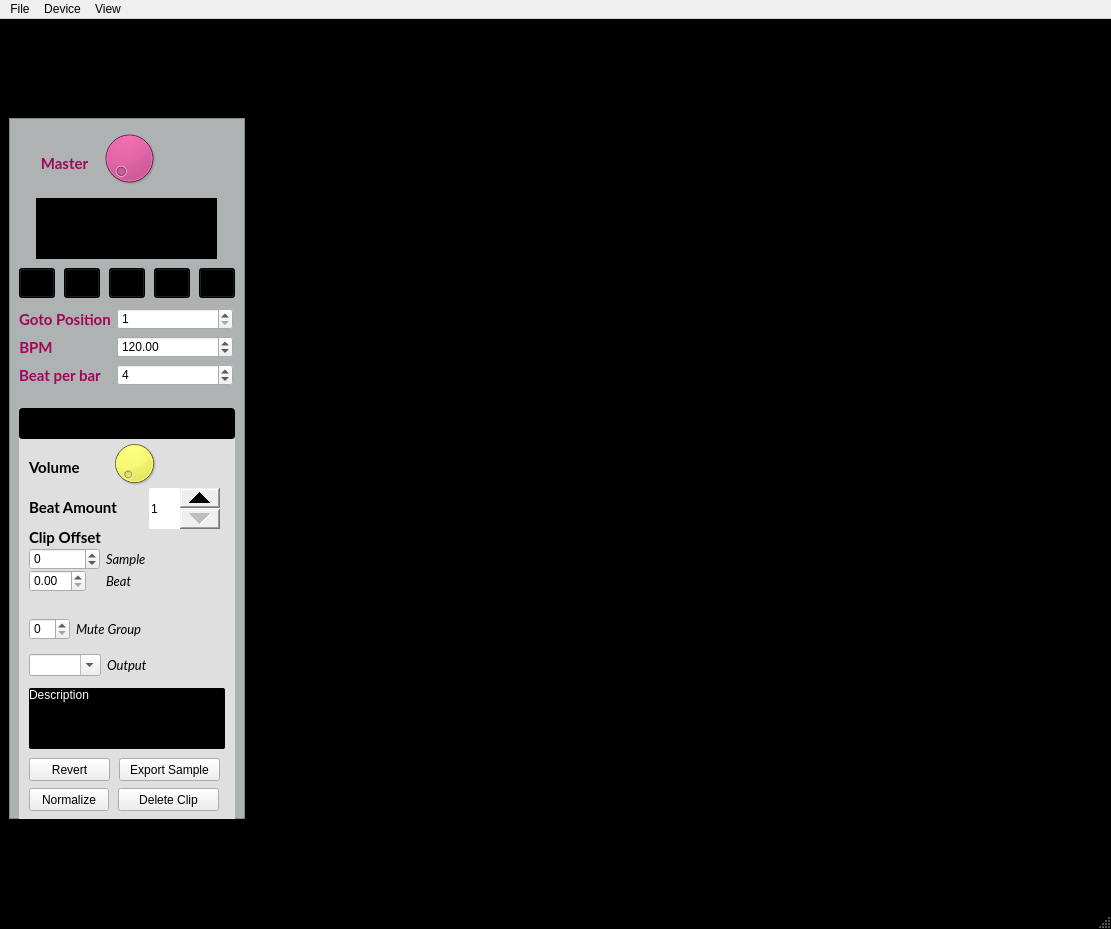
Vampouille/superboucle, file gui_ui.ui: the form before one commit.
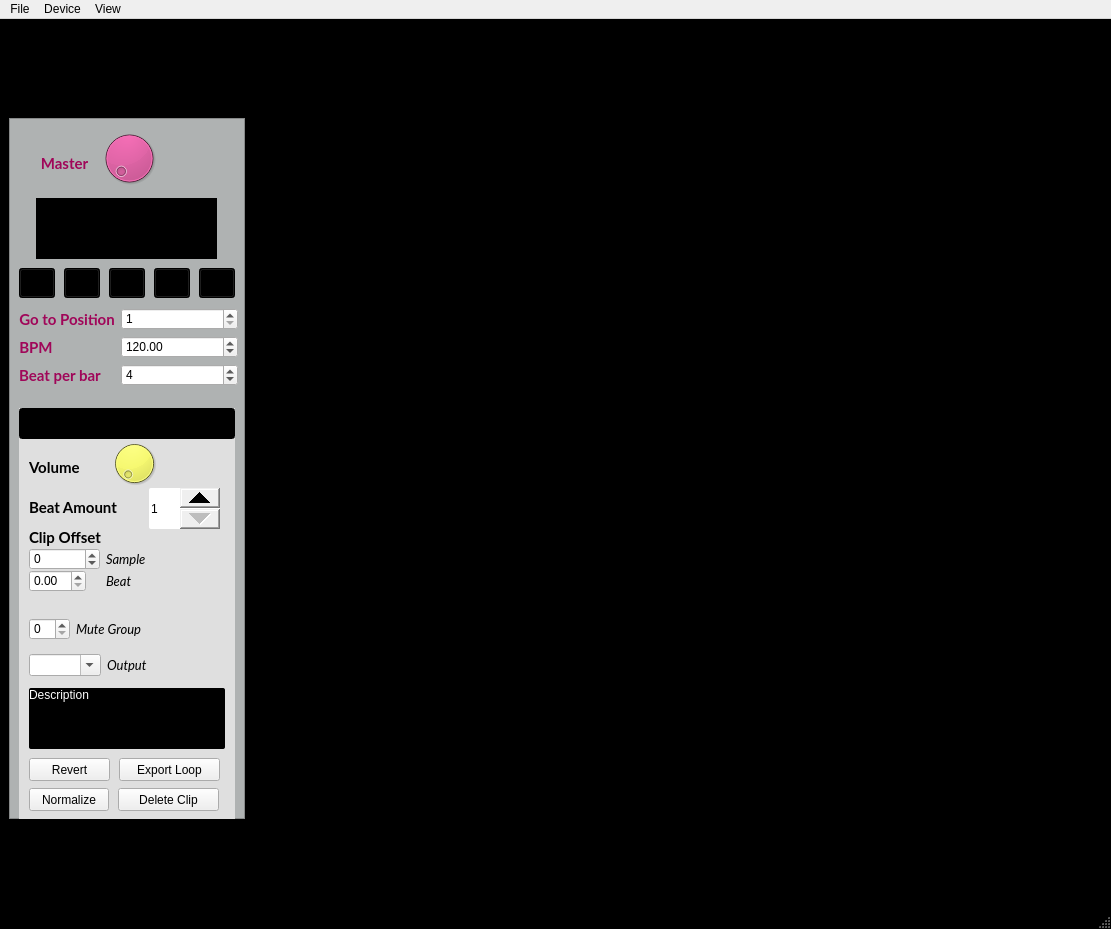
The form after the commit. Icons and pictures are not drawn. Custom widgets are drawn as their Qt base class.

Commit message: gui changes: - go to (instead of goto) - export loop (instead of export sample)

```diff
--- a/gui_ui.ui
+++ b/gui_ui.ui
@@ -416,7 +416,7 @@
             </rect>
            </property>
            <property name="text">
-            <string>Export Sample</string>
+            <string>Export Loop</string>
            </property>
           </widget>
           <widget class="QPushButton" name="normalizeButton">
@@ -657,7 +657,7 @@
            <rect>
             <x>10</x>
             <y>190</y>
-            <width>214</width>
+            <width>219</width>
             <height>101</height>
            </rect>
           </property>
@@ -744,7 +744,7 @@
               <string notr="true">color: rgb(160, 6, 89);</string>
              </property>
              <property name="text">
-              <string>Goto Position</string>
+              <string>Go to Position</string>
              </property>
              <property name="alignment">
               <set>Qt::AlignCenter</set>
```
